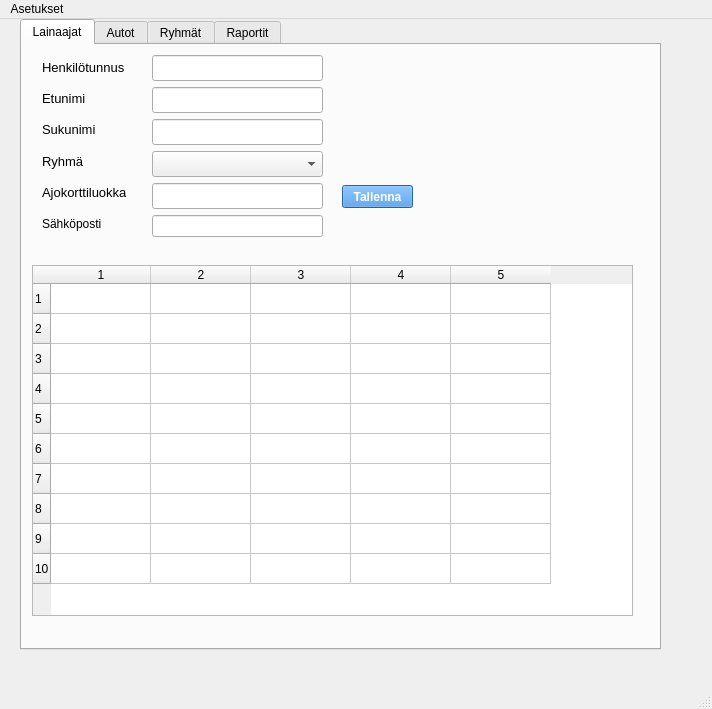
This is administrative.ui in Sadiqa-Khawari/Autolainaus as Qt 5 draws it before an edit. The edited form follows.
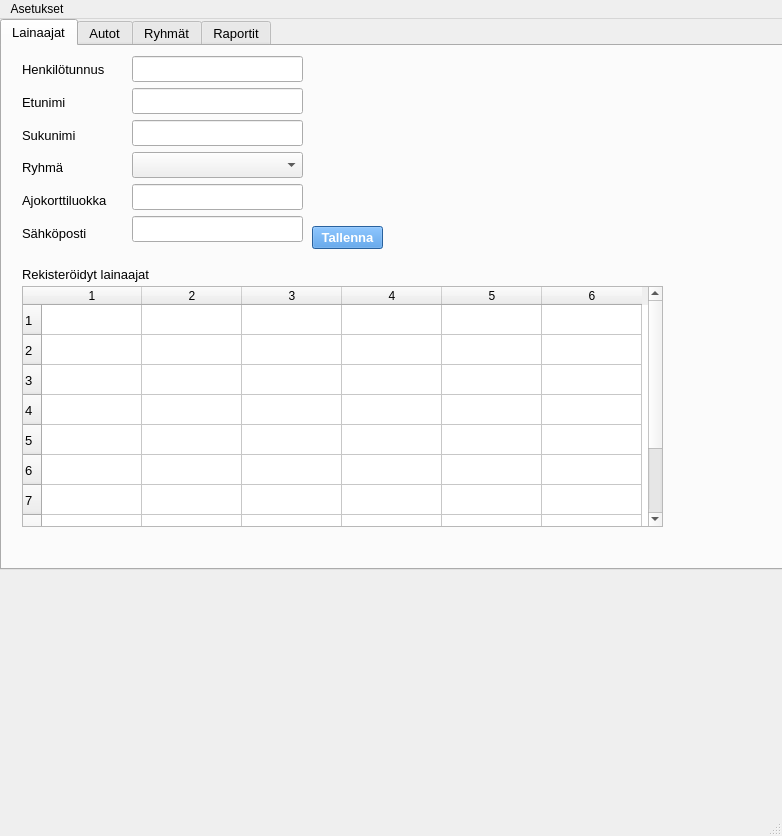
This is the edited form. The open tabs and pages were chosen to show the change. Icons and pictures are not drawn.

What changed in the file:
```diff
--- a/administrative.ui
+++ b/administrative.ui
@@ -6,8 +6,8 @@
    <rect>
     <x>0</x>
     <y>0</y>
-    <width>712</width>
-    <height>709</height>
+    <width>782</width>
+    <height>836</height>
    </rect>
   </property>
   <property name="windowTitle">
@@ -20,12 +20,17 @@
    <widget class="QTabWidget" name="tabWidget">
     <property name="geometry">
      <rect>
-      <x>20</x>
+      <x>0</x>
       <y>0</y>
-      <width>641</width>
-      <height>631</height>
+      <width>783</width>
+      <height>551</height>
      </rect>
     </property>
+    <property name="font">
+     <font>
+      <pointsize>10</pointsize>
+     </font>
+    </property>
     <property name="cursor">
      <cursorShape>PointingHandCursor</cursorShape>
     </property>
@@ -42,48 +47,63 @@
      <widget class="QTableWidget" name="registeredPersonsTableWidget">
       <property name="geometry">
        <rect>
-        <x>10</x>
+        <x>20</x>
+        <y>240</y>
+        <width>641</width>
+        <height>241</height>
+       </rect>
+      </property>
+      <property name="cursor" stdset="0">
+       <cursorShape>ForbiddenCursor</cursorShape>
+      </property>
+      <property name="rowCount">
+       <number>10</number>
+      </property>
+      <property name="columnCount">
+       <number>6</number>
+      </property>
+      <row/>
+      <row/>
+      <row/>
+      <row/>
+      <row/>
+      <row/>
+      <row/>
+      <row/>
+      <row/>
+      <row/>
+      <column/>
+      <column/>
+      <column/>
+      <column/>
+      <column/>
+      <column/>
+     </widget>
+     <widget class="QLabel" name="registeredPersonsLabel">
+      <property name="geometry">
+       <rect>
+        <x>20</x>
         <y>220</y>
-        <width>601</width>
-        <height>351</height>
+        <width>131</width>
+        <height>16</height>
        </rect>
       </property>
-      <property name="cursor" stdset="0">
-       <cursorShape>ForbiddenCursor</cursorShape>
+      <property name="text">
+       <string>Rekisteröidyt lainaajat</string>
       </property>
-      <property name="rowCount">
-       <number>10</number>
-      </property>
-      <property name="columnCount">
-       <number>5</number>
-      </property>
-      <row/>
-      <row/>
-      <row/>
-      <row/>
-      <row/>
-      <row/>
-      <row/>
-      <row/>
-      <row/>
-      <row/>
-      <column/>
-      <column/>
-      <column/>
-      <column/>
-      <column/>
      </widget>
      <widget class="QPushButton" name="savePersonPushButton">
       <property name="geometry">
        <rect>
-        <x>320</x>
-        <y>140</y>
+        <x>310</x>
+        <y>180</y>
         <width>71</width>
         <height>23</height>
        </rect>
       </property>
       <property name="font">
        <font>
+        <pointsize>10</pointsize>
         <bold>true</bold>
        </font>
       </property>
@@ -104,7 +124,7 @@
         <x>130</x>
         <y>10</y>
         <width>171</width>
-        <height>184</height>
+        <height>191</height>
        </rect>
       </property>
       <layout class="QVBoxLayout" name="studentInputsVerticalLayout">
@@ -142,12 +162,6 @@
            <pointsize>11</pointsize>
           </font>
          </property>
-         <property name="locale">
-          <locale language="Finnish" country="Finland"/>
-         </property>
-         <property name="editable">
-          <bool>false</bool>
-         </property>
          <property name="currentText">
           <string/>
          </property>
@@ -163,7 +177,13 @@
         </widget>
        </item>
        <item>
-        <widget class="QLineEdit" name="emailLineEdit"/>
+        <widget class="QLineEdit" name="emailLineEdit">
+         <property name="font">
+          <font>
+           <pointsize>11</pointsize>
+          </font>
+         </property>
+        </widget>
        </item>
       </layout>
      </widget>
@@ -173,7 +193,7 @@
         <x>20</x>
         <y>10</y>
         <width>101</width>
-        <height>181</height>
+        <height>191</height>
        </rect>
       </property>
       <layout class="QVBoxLayout" name="studentLabelsVerticalLayout">
@@ -238,7 +258,7 @@
         </widget>
        </item>
        <item>
-        <widget class="QLabel" name="registeredPersonsLabel">
+        <widget class="QLabel" name="emailLabel">
          <property name="text">
           <string>Sähköposti</string>
          </property>
@@ -834,7 +854,7 @@
     <rect>
      <x>0</x>
      <y>0</y>
-     <width>712</width>
+     <width>782</width>
      <height>33</height>
     </rect>
    </property>
```
Left out of the diff: 78 changed lines with no effect on the pictures.
